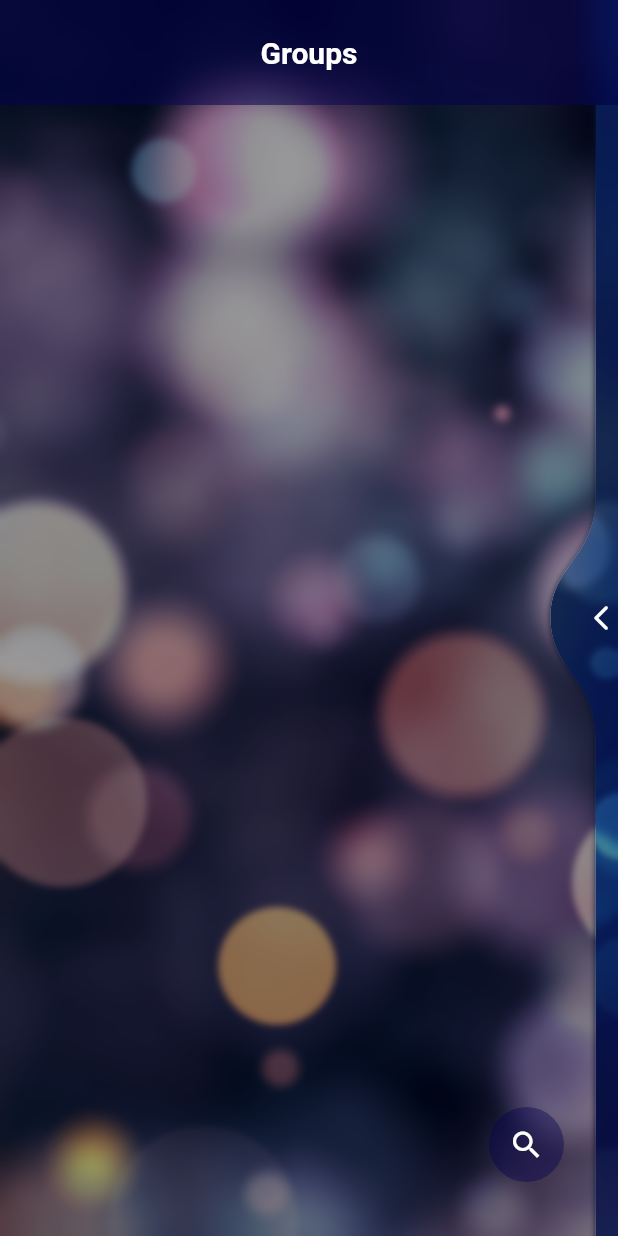
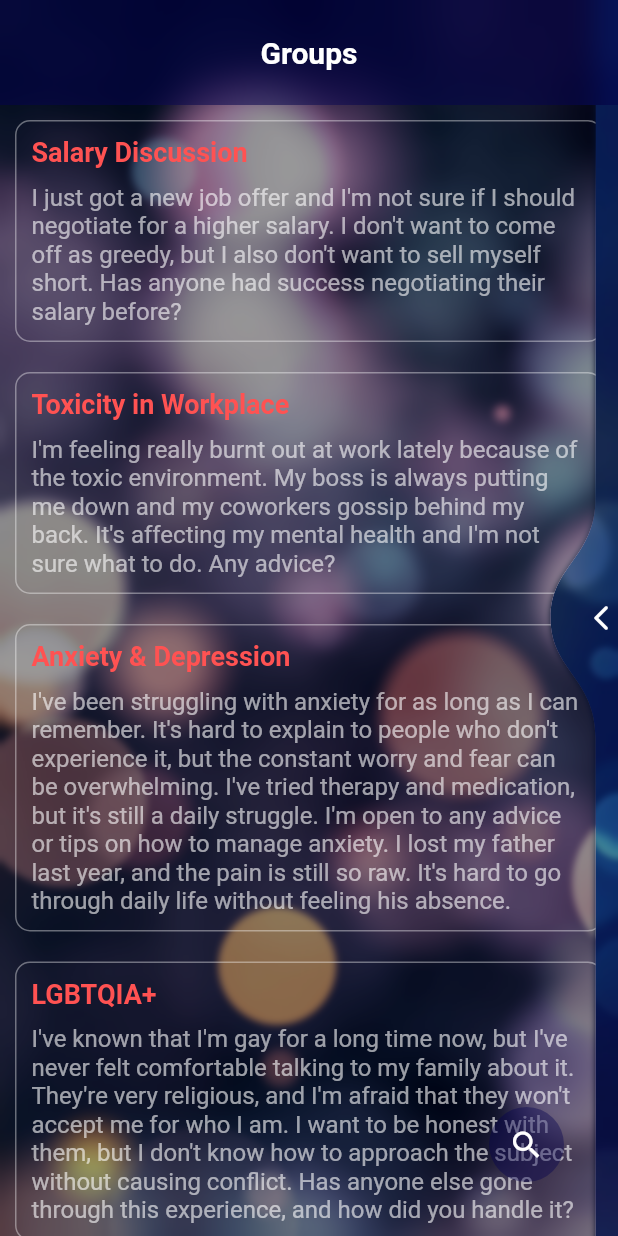
Before and after one commit to Prayag-X/Camo-Chat, a Flutter app: the HomePage screen opened by its route, swiped to page 2, on a phone screen of 412 x 824 dp. Run offline on Flutter 3.47's test engine with Material 2 defaults, Android fonts, the phone set to English and light mode, and no system bars; drawn by our look-alikes of liquid_swipe; our stand-ins replace cloud_firestore, firebase_auth, firebase_core, flutter_easyloading, flutter_keyboard_visibility, get and 3 more; accounts and stored records are empty.

Commit message:
Dummy groups container UI

```diff
--- a/lib/pages/home_page/home_page_group.dart
+++ b/lib/pages/home_page/home_page_group.dart
@@ -60,6 +60,9 @@ class _HomePageGroupState extends State<HomePageGroup> {
     super.dispose();
   }
 
+  final List<String> writerNames = ['Salary Discussion', 'Toxicity in Workplace', 'Anxiety & Depression', 'LGBTQIA+'];
+  final List<String> postContents = [ "I just got a new job offer and I'm not sure if I should negotiate for a higher salary. I don't want to come off as greedy, but I also don't want to sell myself short. Has anyone had success negotiating their salary before?", "I'm feeling really burnt out at work lately because of the toxic environment. My boss is always putting me down and my coworkers gossip behind my back. It's affecting my mental health and I'm not sure what to do. Any advice?", "I've been struggling with anxiety for as long as I can remember. It's hard to explain to people who don't experience it, but the constant worry and fear can be overwhelming. I've tried therapy and medication, but it's still a daily struggle. I'm open to any advice or tips on how to manage anxiety. I lost my father last year, and the pain is still so raw. It's hard to go through daily life without feeling his absence.", "I've known that I'm gay for a long time now, but I've never felt comfortable talking to my family about it. They're very religious, and I'm afraid that they won't accept me for who I am. I want to be honest with them, but I don't know how to approach the subject without causing conflict. Has anyone else gone through this experience, and how did you handle it?" ];
+
   @override
   Widget build(BuildContext context) {
     return Stack(
@@ -70,6 +73,46 @@ class _HomePageGroupState extends State<HomePageGroup> {
           blurValue: Effects.blurVeryLight,
           blackValue: Effects.blackMedium,
         ),
+
+            ListView.builder(
+            itemCount: writerNames.length,
+            itemBuilder: (BuildContext context, int index) {
+            return Container(
+              margin: EdgeInsets.all(10),
+              padding: EdgeInsets.all(10),
+              // height: 100,
+              // width: 100,
+              decoration: BoxDecoration(
+              border: Border.all(
+              color: Colors.white38,
+              ),
+              borderRadius: BorderRadius.circular(10),
+              ),
+              child: Column(
+                      crossAxisAlignment: CrossAxisAlignment.start,
+                      children: [
+                        Text(
+                          writerNames[index],
+                          style: TextStyle(
+                          fontWeight: FontWeight.bold,
+                          fontSize: 18,
+                          color: Colors.redAccent, // change color of post title
+                        ),
+                        ),
+                          SizedBox(height: 10),
+                          Text(
+                          postContents[index],
+                          style: TextStyle(fontSize: 16, color: Colors.white60),
+                            overflow: TextOverflow.ellipsis,
+                            maxLines: 10,
+                          ),
+
+                        ],
+                      ),
+                  );
+                },
+            )
+
         // Obx(() {
         //   if (controller.showDmOrChat.value == 0) {
         //     return DMView();
```
